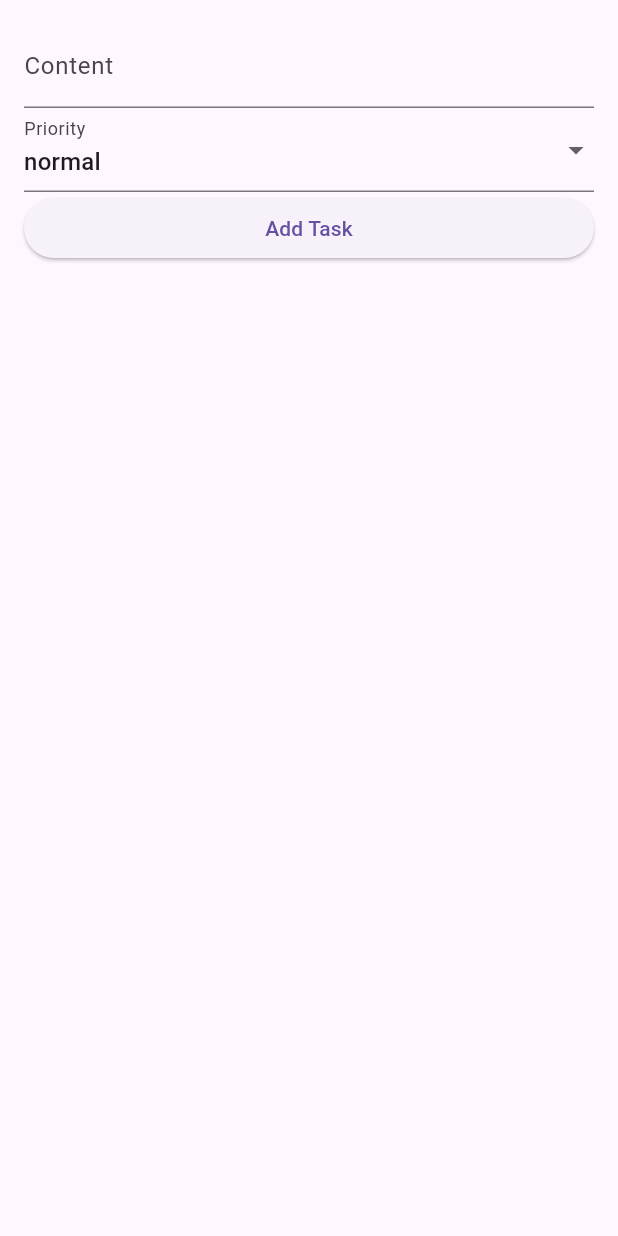
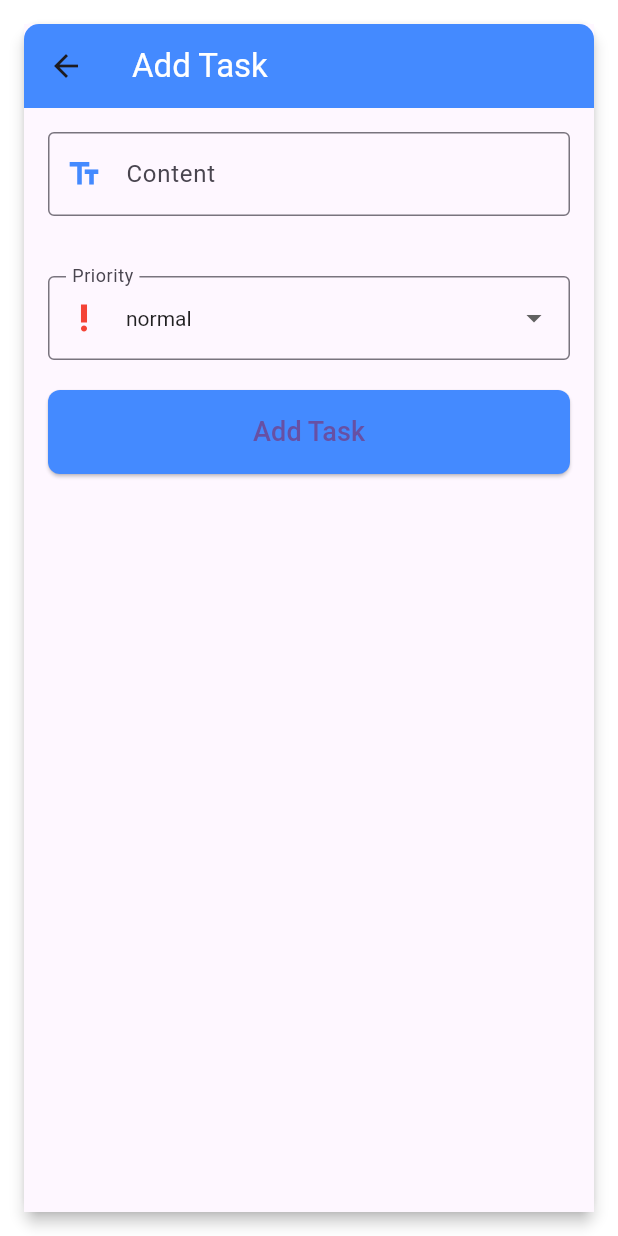
Before and after one commit to Stantrh/Projet_Todolist_TROHA, a Flutter app: the TaskForm screen opened directly, on a phone screen of 412 x 824 dp. Run offline on Flutter 3.47's test engine with Material 3 defaults, Android fonts, the phone set to English and light mode, and no system bars; our stand-ins replace dio, flutter_dotenv, go_router.

Commit message:
la route pour le signup fonctionne pas, mais mes fct darts sont bonnes, amélioration de l'UI

```diff
--- a/lib/screens/task_form.dart
+++ b/lib/screens/task_form.dart
@@ -1,7 +1,6 @@
 import 'package:flutter/material.dart';
 import 'package:provider/provider.dart';
 import '../models/task.dart';
-import '../models/user.dart';
 import '../models/priority.dart';
 import '../providers/tasks_provider.dart';
 
@@ -11,7 +10,7 @@ class TaskForm extends StatefulWidget {
   final FormMode formMode;
   final Task? task;
 
-  const TaskForm({super.key, required this.formMode, this.task});
+  const TaskForm({Key? key, required this.formMode, this.task});
 
   @override
   _TaskFormState createState() => _TaskFormState();
@@ -19,23 +18,19 @@ class TaskForm extends StatefulWidget {
 
 class _TaskFormState extends State<TaskForm> {
   final _formKey = GlobalKey<FormState>();
-  late String _id;
   late String _content;
   late DateTime _dueDate;
   late Priority _priority;
   late bool _completed;
-  late DateTime _updatedAt;
 
   @override
   void initState() {
     super.initState();
     if (widget.formMode == FormMode.Edit) {
-      _id = widget.task!.id;
       _content = widget.task!.content;
       _dueDate = widget.task!.dueDate;
       _priority = widget.task!.priority;
       _completed = widget.task!.completed;
-      _updatedAt = widget.task!.updatedAt;
     } else {
       _content = '';
       _dueDate = DateTime.now();
@@ -46,17 +41,41 @@ class _TaskFormState extends State<TaskForm> {
 
   @override
   Widget build(BuildContext context) {
-    return Form(
+    return Card(
+      margin: const EdgeInsets.all(16),
+      shape: RoundedRectangleBorder(
+        borderRadius: BorderRadius.circular(10),
+      ),
+      elevation: 4,
+      child: Scaffold(
+        appBar: AppBar(
+          title: Text(
+            widget.formMode == FormMode.Add ? 'Add Task' : 'Edit Task',
+            style: const TextStyle(color: Colors.white),
+          ),
+          backgroundColor: Colors.blueAccent,
+          shape: const RoundedRectangleBorder(
+            borderRadius: BorderRadius.only(
+              topLeft: Radius.circular(10),
+              topRight: Radius.circular(10),
+            ),
+          ),
+        ),
+        body: SingleChildScrollView(
+          padding: const EdgeInsets.all(16.0),
+          child: Form(
             key: _formKey,
-      child: SingleChildScrollView(
-        padding: const EdgeInsets.all(16.0),
             child: Column(
               crossAxisAlignment: CrossAxisAlignment.stretch,
-          mainAxisSize: MainAxisSize.min,
               children: <Widget>[
                 TextFormField(
                   initialValue: _content,
-              decoration: const InputDecoration(labelText: 'Content'),
+                  decoration: const InputDecoration(
+                    labelText: 'Content',
+                    border: OutlineInputBorder(),
+                    prefixIcon: Icon(Icons.text_fields, color: Colors.blueAccent),
+                  ),
+                  style: const TextStyle(color: Colors.black87),
                   validator: (value) {
                     if (value == null || value.isEmpty) {
                       return 'Please enter some content';
@@ -67,28 +86,45 @@ class _TaskFormState extends State<TaskForm> {
                     _content = value!;
                   },
                 ),
+                const SizedBox(height: 20),
                 if (widget.formMode == FormMode.Edit)
                   ListTile(
-                title: Text('Last Updated: ${_updatedAt.toString()}'),
-                onTap: null, // Désactive le tap pour empêcher l'édition
+                    title: Text(
+                      'Last Updated: ${DateTime.now().toString()}',
+                      style: const TextStyle(color: Colors.grey),
                     ),
-            if(widget.formMode == FormMode.Edit)
+                    onTap: null, // Disable tap to prevent editing
+                  ),
+                if (widget.formMode == FormMode.Edit)
                   SwitchListTile(
-                title: const Text('Completed'),
+                    title: const Text(
+                      'Completed',
+                      style: TextStyle(color: Colors.blueAccent),
+                    ),
                     value: _completed,
+                    activeColor: Colors.blueAccent,
                     onChanged: (bool value) {
                       setState(() {
                         _completed = value;
                       });
                     },
                   ),
+                const SizedBox(height: 20),
                 DropdownButtonFormField<Priority>(
                   value: _priority,
-              decoration: const InputDecoration(labelText: 'Priority'),
+                  decoration: const InputDecoration(
+                    labelText: 'Priority',
+                    border: OutlineInputBorder(),
+                    prefixIcon: Icon(Icons.priority_high, color: Colors.red),
+                  ),
+                  style: const TextStyle(color: Colors.black87),
                   items: Priority.values.map((Priority priority) {
                     return DropdownMenuItem<Priority>(
                       value: priority,
-                  child: Text(priority.toString().split('.').last),
+                      child: Text(
+                        priority.toString().split('.').last,
+                        style: const TextStyle(color: Colors.black87),
+                      ),
                     );
                   }).toList(),
                   onChanged: (Priority? newValue) {
@@ -104,6 +140,7 @@ class _TaskFormState extends State<TaskForm> {
                     }
                   },
                 ),
+                const SizedBox(height: 20),
                 ElevatedButton(
                   onPressed: () {
                     if (_formKey.currentState!.validate()) {
@@ -113,23 +150,39 @@ class _TaskFormState extends State<TaskForm> {
                         content: _content,
                         completed: _completed,
                         tags: [],
-                    createdAt: widget.formMode == FormMode.Add ? DateTime.now() : widget.task!.createdAt,
+                        createdAt: widget.formMode == FormMode.Add
+                            ? DateTime.now()
+                            : widget.task!.createdAt,
                         updatedAt: DateTime.now(),
                         dueDate: _dueDate,
                         priority: _priority,
                       );
                       if (widget.formMode == FormMode.Add) {
-                    Provider.of<TasksProvider>(context, listen: false).addTask(newTask);
-                  } else if(widget.formMode == FormMode.Edit){
+                        Provider.of<TasksProvider>(context, listen: false)
+                            .addTask(newTask);
+                      } else if (widget.formMode == FormMode.Edit) {
                         newTask.id = widget.task!.id;
-                    Provider.of<TasksProvider>(context, listen: false).updateTask(newTask);
+                        Provider.of<TasksProvider>(context, listen: false)
+                            .updateTask(newTask);
                       }
                       Navigator.pop(context);
                     }
                   },
-              child: Text(widget.formMode == FormMode.Add ? 'Add Task' : 'Save Changes'),
+                  style: ElevatedButton.styleFrom(
+                    backgroundColor: Colors.blueAccent,
+                    padding: const EdgeInsets.symmetric(vertical: 15),
+                    shape: RoundedRectangleBorder(
+                      borderRadius: BorderRadius.circular(8),
+                    ),
+                  ),
+                  child: Text(
+                    widget.formMode == FormMode.Add ? 'Add Task' : 'Save Changes',
+                    style: const TextStyle(fontSize: 18),
+                  ),
                 ),
               ],
+            ),
+          ),
         ),
       ),
     );
--- a/lib/screens/tasks_master.dart
+++ b/lib/screens/tasks_master.dart
@@ -5,7 +5,7 @@ import '../providers/tasks_provider.dart';
 import 'task_form.dart';
 
 class TasksMaster extends StatelessWidget {
-  const TasksMaster({super.key});
+  const TasksMaster({Key? key});
 
   @override
   Widget build(BuildContext context) {
```
Also changed, not shown: lib/screens/signin.dart (+50 -89 lines), lib/widgets/task_preview.dart (+78 -23 lines). Lines whose indentation alone changed are shown as unchanged.
